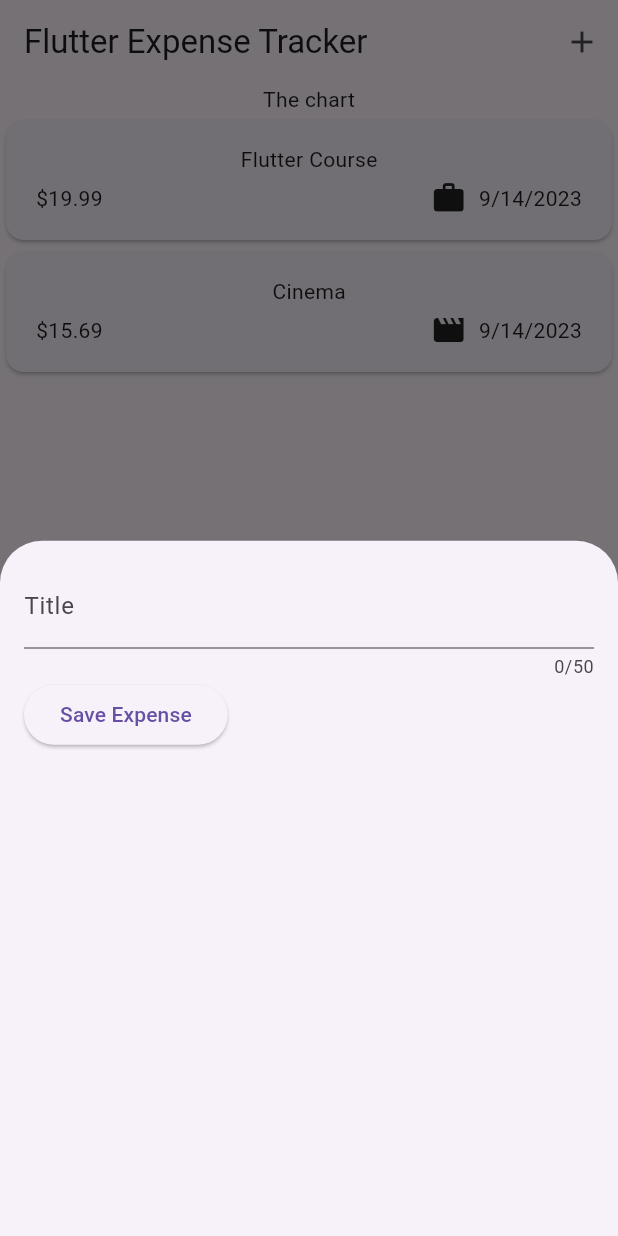
After one commit to rieod/expense_tracker, a Flutter app: the screen it shows after launch, after a tap on the "add" icon, on a phone screen of 412 x 824 dp. The commit adds this screen. Run offline on Flutter 3.47's test engine with Material 2 defaults, Android fonts, the phone set to English and light mode, and no system bars.

Commit message:
getting user input

```diff
--- a/lib/main.dart
+++ b/lib/main.dart
@@ -3,6 +3,7 @@ import 'package:flutter/material.dart';
 
 void main() {
   runApp(MaterialApp(
-    home: Expenses(),
+    theme: ThemeData(useMaterial3: true),
+    home: const Expenses(),
   ));
 }
--- a/lib/widgets/expenses.dart
+++ b/lib/widgets/expenses.dart
@@ -1,5 +1,6 @@
 import 'package:expense_tracker/widgets/expenses_list/expenses_list.dart';
 import 'package:expense_tracker/models/expense.dart';
+import 'package:expense_tracker/widgets/new_expense.dart';
 import 'package:flutter/material.dart';
 
 class Expenses extends StatefulWidget {
@@ -27,9 +28,25 @@ class _ExpensesState extends State<Expenses> {
     ),
   ];
 
+  void _openAddExpenseOverlay() {
+    showModalBottomSheet(
+      context: context,
+      builder: (ctx) => const NewExpense(),
+    );
+  }
+
   @override
   Widget build(BuildContext context) {
     return Scaffold(
+      appBar: AppBar(
+        title: Text('Flutter Expense Tracker'),
+        actions: [
+          IconButton(
+            onPressed: _openAddExpenseOverlay,
+            icon: Icon(Icons.add),
+          )
+        ],
+      ),
       body: Column(
         children: [
           Text('The chart'),
--- /dev/null
+++ b/lib/widgets/new_expense.dart
@@ -0,0 +1,45 @@
+import 'package:flutter/material.dart';
+
+class NewExpense extends StatefulWidget {
+  const NewExpense({super.key});
+
+  @override
+  State<NewExpense> createState() {
+    return _NewExpenseState();
+  }
+}
+
+class _NewExpenseState extends State<NewExpense> {
+  var _enteredTitle = '';
+
+  void _saveTitleInput(String inputValue) {
+    _enteredTitle = inputValue;
+  }
+
+  @override
+  Widget build(BuildContext context) {
+    return Padding(
+      padding: EdgeInsets.all(16),
+      child: Column(
+        children: [
+          TextField(
+            onChanged: _saveTitleInput,
+            maxLength: 50,
+            decoration: const InputDecoration(
+              label: Text('Title'),
+            ),
+          ),
+          Row(
+            children: [
+              ElevatedButton(
+                  onPressed: () {
+                    print(_enteredTitle);
+                  },
+                  child: Text('Save Expense'))
+            ],
+          )
+        ],
+      ),
+    );
+  }
+}
```
